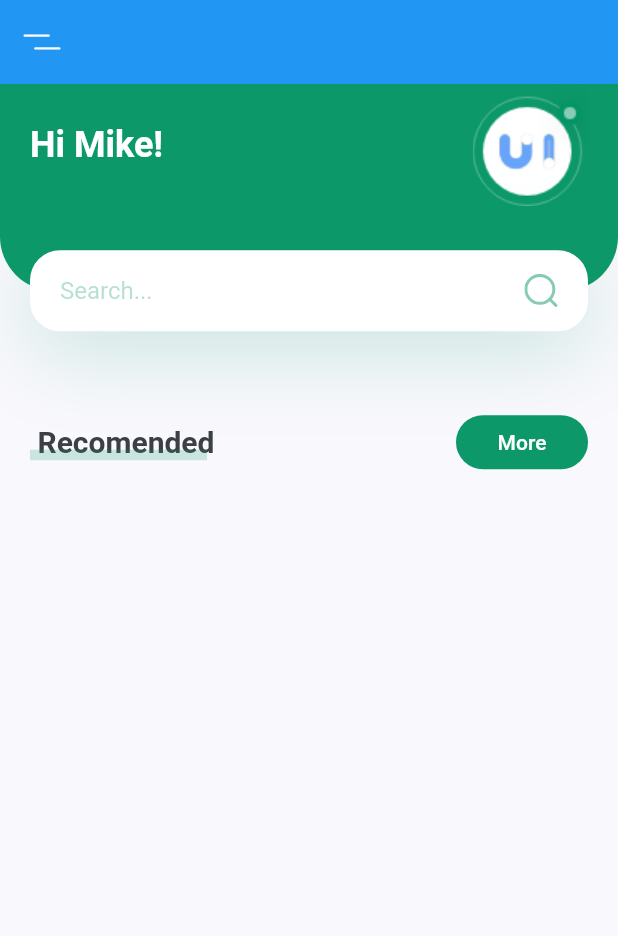
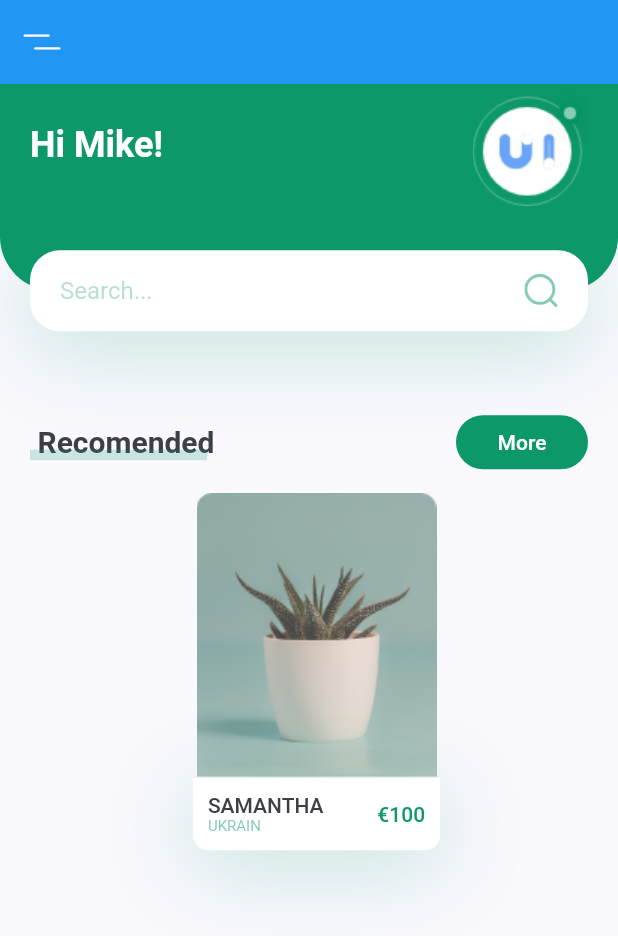
Before and after one commit to miguelnunorosa/Flutter-UI-Examples, a Flutter app: the screen it shows after launch, on a phone screen of 412 x 824 dp. Shown: the top 936 px of the screen. Run offline on Flutter 3.47's test engine with Material 2 defaults, Android fonts, the phone set to English and light mode, and no system bars; our stand-ins replace flutter_svg.

Commit message:
Plant App: Add recomended plant card

```diff
--- a/plant_app/lib/pages/home/components/body.dart
+++ b/plant_app/lib/pages/home/components/body.dart
@@ -1,6 +1,7 @@
 import 'package:flutter/material.dart';
 import 'package:flutter_svg/flutter_svg.dart';
 import 'package:plant_app/pages/home/components/header_with_searchbox.dart';
+import 'package:plant_app/pages/home/components/recomended_plant_card.dart';
 import 'package:plant_app/pages/home/components/title_with_custom_underline.dart';
 import 'package:plant_app/pages/home/components/title_with_more_button.dart';
 import 'package:plant_app/settings/constants.dart';
@@ -17,10 +18,8 @@ class Body extends StatelessWidget {
       child: Column(
         children: [
           headerWithSearch(size: size),
-          TitleWithMoreButton(
-            title: "Recomended",
-            press: (){},
-          ),
+          TitleWithMoreButton(title: "Recomended", press: (){}),
+          RecomendedPlantCard(size: size),
         ],
       ),
     );
--- /dev/null
+++ b/plant_app/lib/pages/home/components/recomended_plant_card.dart
@@ -0,0 +1,71 @@
+import 'package:flutter/material.dart';
+import 'package:plant_app/settings/constants.dart';
+
+
+class RecomendedPlantCard extends StatelessWidget {
+  const RecomendedPlantCard({
+    Key? key,
+    required this.size,
+  }) : super(key: key);
+
+  final Size size;
+
+  @override
+  Widget build(BuildContext context) {
+    return Container( //cover 40% of our total screen width
+      margin: const EdgeInsets.only(
+        left: KDEFAULTPADDING / 2,
+        top: KDEFAULTPADDING / 2,
+        bottom: KDEFAULTPADDING * 2.5,
+      ),
+      width: size.width * 0.4,
+      child: Column(
+        children: [
+          Image.asset(IMG_IMAGE1),
+          Container(
+            padding: const EdgeInsets.all(KDEFAULTPADDING / 2),
+            decoration: BoxDecoration(
+              color: Colors.white,
+              borderRadius: const BorderRadius.only(
+                bottomLeft: Radius.circular(10),
+                bottomRight: Radius.circular(10),
+              ),
+              boxShadow: [
+                BoxShadow(
+                  offset: const Offset(0, 10),
+                  blurRadius: 50,
+                  color: KPRIMARYCOLOR.withOpacity(0.23),
+                ),
+              ],
+            ),
+            child: Row(
+              children: [
+                RichText(
+                  text: TextSpan(
+                    children: [
+                      TextSpan(
+                        text: "Samantha\n".toUpperCase(),
+                        style: Theme.of(context).textTheme.button,
+                      ),
+                      TextSpan(
+                        text: "Ukrain".toUpperCase(),
+                        style: TextStyle(
+                          color: KPRIMARYCOLOR.withOpacity(0.5),
+                          fontSize: 10,
+                        ),
+                      ),
+                    ],
+                  ),
+                ),
+                const Spacer(),
+                Text("€100",
+                  style: Theme.of(context).textTheme.button?.copyWith(color: KPRIMARYCOLOR),
+                ),
+              ],
+            ),
+          ),
+        ],
+      ),
+    );
+  }
+}
```
